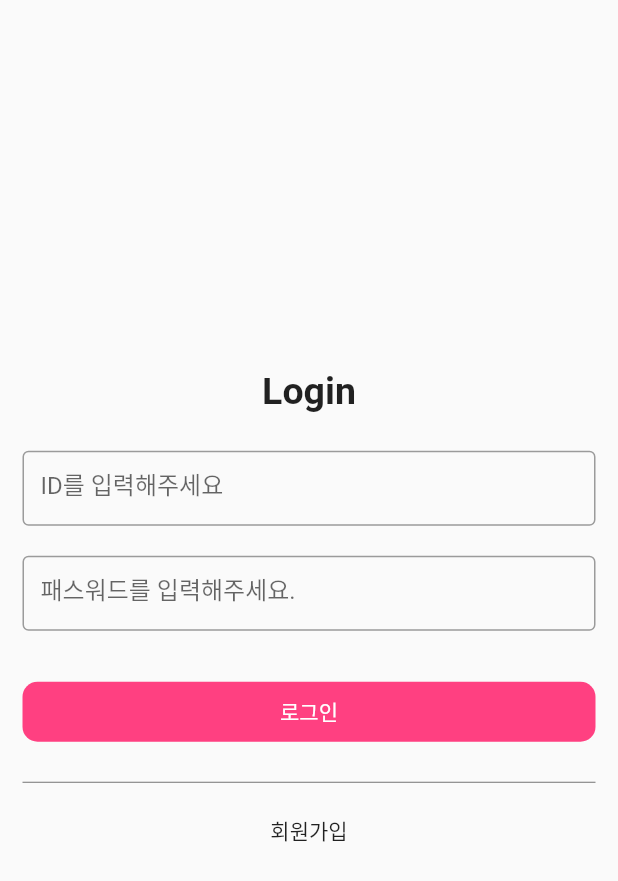
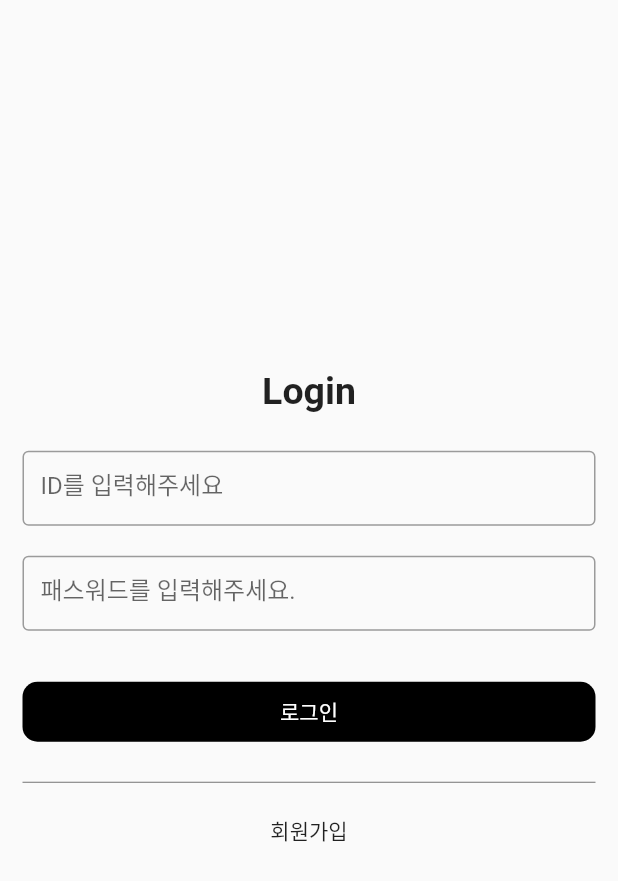
Before and after one commit to songbae/Recipe-Recommend-APP, a Flutter app: the screen it shows after launch, after a tap on "로그인", on a phone screen of 412 x 824 dp. Shown: the top 881 px of the screen. Run offline on Flutter 3.47's test engine with Material 2 defaults, Android fonts, the phone set to English and light mode, and no system bars; our stand-ins replace avatar_glow, dotted_border, file, file_picker, flushbar, flutter_image_compress and 3 more; missing offline and left inert: flutter_image, highlight_text, mongo_dart.

Commit message:
2020-12-14

```diff
--- a/lib/animatedStartingPage.dart
+++ b/lib/animatedStartingPage.dart
@@ -0,0 +1,119 @@
+import 'dart:math';
+import 'package:flutter/material.dart';
+import 'package:recipe_app/initPage.dart';
+import 'package:simple_animations/simple_animations.dart';
+
+class AnimatedStartingPage extends StatefulWidget {
+  static const String id = 'fancy_background';
+
+  @override
+  _AnimatedStartingPageState createState() => _AnimatedStartingPageState();
+}
+
+class _AnimatedStartingPageState extends State<AnimatedStartingPage> {
+
+  @override
+  void initState() {
+    Future.delayed(Duration(seconds: 4), () {
+      Navigator.pushReplacementNamed(context, InitPage.id);
+    });
+  }
+
+  @override
+  Widget build(BuildContext context) {
+    return Stack(
+      children: <Widget>[
+        Positioned.fill(
+          child: Image.asset(
+            'assets/background.jpg',
+            fit: BoxFit.cover,
+            width: double.infinity,
+            height: double.infinity,
+            alignment: Alignment.center,
+          ),
+        ),
+        onBottom(AnimatedWave(
+          height: 180,
+          speed: 1.0,
+        )),
+        onBottom(AnimatedWave(
+          height: 120,
+          speed: 0.9,
+          offset: pi,
+        )),
+        onBottom(AnimatedWave(
+          height: 220,
+          speed: 1.2,
+          offset: pi / 2,
+        )),
+      ],
+    );
+  }
+
+  onBottom(Widget child) => Positioned.fill(
+    child: Align(
+      alignment: Alignment.bottomCenter,
+      child: child,
+    ),
+  );
+}
+
+class AnimatedWave extends StatelessWidget {
+  final double height;
+  final double speed;
+  final double offset;
+
+  AnimatedWave({this.height, this.speed, this.offset = 0.0});
+
+  @override
+  Widget build(BuildContext context) {
+    return LayoutBuilder(builder: (context, constraints) {
+      return Container(
+        height: height,
+        width: constraints.biggest.width,
+        child: ControlledAnimation(
+            playback: Playback.LOOP,
+            duration: Duration(milliseconds: (10000 / speed).round()),
+            tween: Tween(begin: 0.0, end: 2 * pi),
+            builder: (context, value) {
+              return CustomPaint(
+                foregroundPainter: CurvePainter(value + offset),
+              );
+            }),
+      );
+    });
+  }
+}
+
+class CurvePainter extends CustomPainter {
+  final double value;
+
+  CurvePainter(this.value);
+
+  @override
+  void paint(Canvas canvas, Size size) {
+    final white = Paint()..color = Colors.white.withAlpha(60);
+    final path = Path();
+
+    final y1 = sin(value);
+    final y2 = sin(value + pi / 2);
+    final y3 = sin(value + pi);
+
+    final startPointY = size.height * (0.5 + 0.4 * y1);
+    final controlPointY = size.height * (0.5 + 0.4 * y2);
+    final endPointY = size.height * (0.5 + 0.4 * y3);
+
+    path.moveTo(size.width * 0, startPointY);
+    path.quadraticBezierTo(
+        size.width * 0.5, controlPointY, size.width, endPointY);
+    path.lineTo(size.width, size.height);
+    path.lineTo(0, size.height);
+    path.close();
+    canvas.drawPath(path, white);
+  }
+
+  @override
+  bool shouldRepaint(CustomPainter oldDelegate) {
+    return true;
+  }
+}
--- a/lib/loginPage.dart
+++ b/lib/loginPage.dart
@@ -138,7 +138,7 @@ class _LoginPage extends State<LoginPage> {
                 width: _width,
                 height: 40.0,
                 decoration: BoxDecoration(
-                  color: Colors.pinkAccent,
+                  color: Colors.black,
                   borderRadius: BorderRadius.circular(
                     10.0,
                   ),
--- a/lib/main.dart
+++ b/lib/main.dart
@@ -5,6 +5,7 @@ import 'package:recipe_app/infoPage.dart';
 import 'package:recipe_app/initPage.dart';
 import 'package:recipe_app/mainPage.dart';
 import 'package:recipe_app/write.dart';
+import 'package:recipe_app/animatedStartingPage.dart';
 
 void main() {
   runApp(MyApp());
@@ -16,13 +17,14 @@ class MyApp extends StatelessWidget {
     return MaterialApp(
       localizationsDelegates: [GlobalMaterialLocalizations.delegate],
       supportedLocales: [Locale('en'), Locale('kr')],
-      initialRoute: InitPage.id,
+      initialRoute: AnimatedStartingPage.id,
       routes: {
         InitPage.id: (context) => InitPage(),
         InfoPage.id: (context) => InfoPage(),
         MainPage.id: (context) => MainPage(),
         ChangeDate.id: (context) => ChangeDate(),
         Write.id: (context) => Write(),
+        AnimatedStartingPage.id: (context) => AnimatedStartingPage(),
       },
     );
   }
--- a/pubspec.yaml
+++ b/pubspec.yaml
@@ -26,6 +26,7 @@ dependencies:
   flutter_image_compress: ^0.7.0
   file_picker: ^2.1.0
   path: any
+  simple_animations: ^2.4.2
   flutter_localizations:
     sdk: flutter
   speech_to_text: ^2.7.0
```
Also changed, not shown: lib/changeDate.dart (+21 -6 lines).
